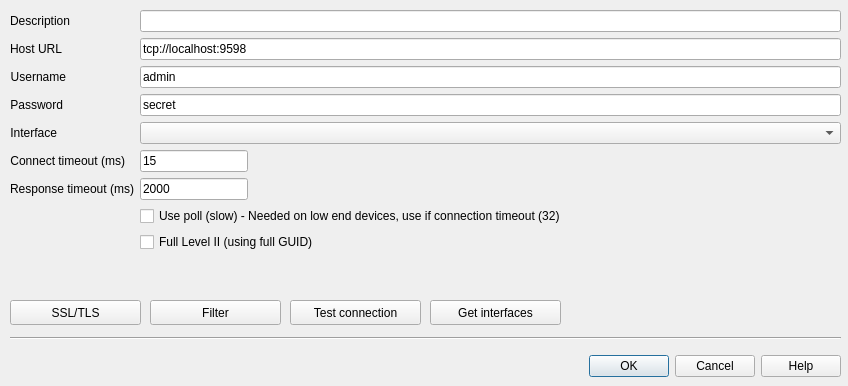
First picture: the form in src/cdlgconnsettingstcpip.ui, repository grodansparadis/vscp-works-qt, before the edit.
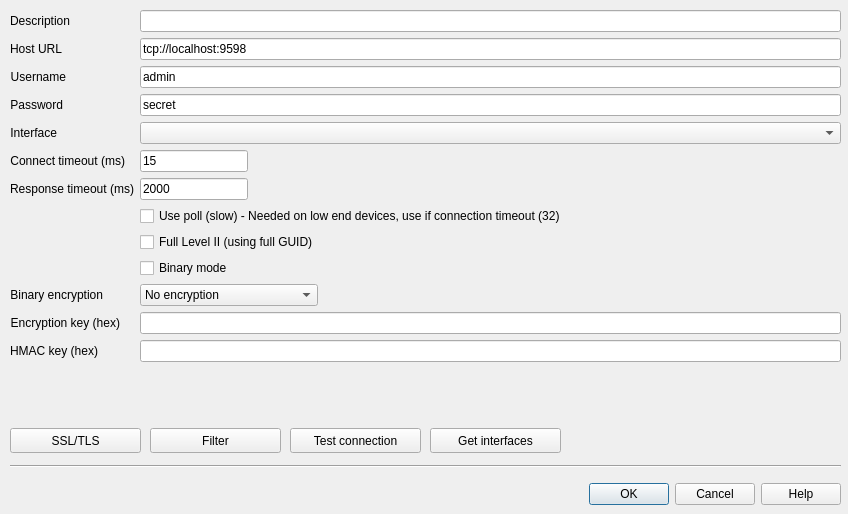
Second picture: the form after the edit. Icons and pictures are not drawn.

Commit message: Add binary mode, authenticated encryption and HMAC to connections

The edit to the form file:
```diff
--- a/src/cdlgconnsettingstcpip.ui
+++ b/src/cdlgconnsettingstcpip.ui
@@ -7,7 +7,7 @@
     <x>0</x>
     <y>0</y>
     <width>848</width>
-    <height>386</height>
+    <height>514</height>
    </rect>
   </property>
   <property name="baseSize">
@@ -27,7 +27,7 @@
    <property name="geometry">
     <rect>
      <x>10</x>
-     <y>350</y>
+     <y>478</y>
      <width>831</width>
      <height>32</height>
     </rect>
@@ -48,7 +48,7 @@
      <x>10</x>
      <y>10</y>
      <width>831</width>
-     <height>278</height>
+     <height>406</height>
     </rect>
    </property>
    <layout class="QFormLayout" name="formLayout">
@@ -242,13 +242,106 @@
       </property>
      </widget>
     </item>
+    <item row="9" column="1">
+     <widget class="QCheckBox" name="chkBinaryMode">
+      <property name="toolTip">
+       <string>&lt;html&gt;&lt;head/&gt;&lt;body&gt;&lt;p&gt;Use the binary protocol after login instead of the text protocol. The remote host must support binary mode. Needed for authenticated encryption.&lt;/p&gt;&lt;/body&gt;&lt;/html&gt;</string>
+      </property>
+      <property name="text">
+       <string>Binary mode</string>
+      </property>
+     </widget>
+    </item>
+    <item row="10" column="0">
+     <widget class="QLabel" name="labelBinaryEncryption">
+      <property name="text">
+       <string>Binary encryption</string>
+      </property>
+      <property name="alignment">
+       <set>Qt::AlignRight|Qt::AlignTrailing|Qt::AlignVCenter</set>
+      </property>
+     </widget>
+    </item>
+    <item row="10" column="1">
+     <widget class="QComboBox" name="comboBinaryEncryption">
+      <property name="sizePolicy">
+       <sizepolicy hsizetype="Fixed" vsizetype="Fixed">
+        <horstretch>0</horstretch>
+        <verstretch>0</verstretch>
+       </sizepolicy>
+      </property>
+      <property name="toolTip">
+       <string>&lt;html&gt;&lt;head/&gt;&lt;body&gt;&lt;p&gt;Authenticated encryption (AES + HMAC-SHA-256) of all binary frames. Frames that fail authentication close the connection. The remote host must use the same algorithm and keys.&lt;/p&gt;&lt;/body&gt;&lt;/html&gt;</string>
+      </property>
+      <item>
+       <property name="text">
+        <string>No encryption</string>
+       </property>
+      </item>
+      <item>
+       <property name="text">
+        <string>AES128 + HMAC-SHA-256</string>
+       </property>
+      </item>
+      <item>
+       <property name="text">
+        <string>AES192 + HMAC-SHA-256</string>
+       </property>
+      </item>
+      <item>
+       <property name="text">
+        <string>AES256 + HMAC-SHA-256</string>
+       </property>
+      </item>
+     </widget>
+    </item>
+    <item row="11" column="0">
+     <widget class="QLabel" name="labelBinaryKey">
+      <property name="text">
+       <string>Encryption key (hex)</string>
+      </property>
+      <property name="alignment">
+       <set>Qt::AlignRight|Qt::AlignTrailing|Qt::AlignVCenter</set>
+      </property>
+     </widget>
+    </item>
+    <item row="11" column="1">
+     <widget class="QLineEdit" name="editBinaryKey">
+      <property name="toolTip">
+       <string>&lt;html&gt;&lt;head/&gt;&lt;body&gt;&lt;p&gt;AES key as exactly 32, 48 or 64 hex characters for AES128, AES192 or AES256.&lt;/p&gt;&lt;/body&gt;&lt;/html&gt;</string>
+      </property>
+      <property name="echoMode">
+       <enum>QLineEdit::PasswordEchoOnEdit</enum>
+      </property>
+     </widget>
+    </item>
+    <item row="12" column="0">
+     <widget class="QLabel" name="labelBinaryHmacKey">
+      <property name="text">
+       <string>HMAC key (hex)</string>
+      </property>
+      <property name="alignment">
+       <set>Qt::AlignRight|Qt::AlignTrailing|Qt::AlignVCenter</set>
+      </property>
+     </widget>
+    </item>
+    <item row="12" column="1">
+     <widget class="QLineEdit" name="editBinaryHmacKey">
+      <property name="toolTip">
+       <string>&lt;html&gt;&lt;head/&gt;&lt;body&gt;&lt;p&gt;HMAC-SHA-256 key as exactly 64 hex characters (32 bytes). Must be different from the encryption key.&lt;/p&gt;&lt;/body&gt;&lt;/html&gt;</string>
+      </property>
+      <property name="echoMode">
+       <enum>QLineEdit::PasswordEchoOnEdit</enum>
+      </property>
+     </widget>
+    </item>
    </layout>
   </widget>
   <widget class="QPushButton" name="btnSetFilter">
    <property name="geometry">
     <rect>
      <x>150</x>
-     <y>300</y>
+     <y>428</y>
      <width>131</width>
      <height>25</height>
     </rect>
@@ -276,7 +369,7 @@
    <property name="geometry">
     <rect>
      <x>290</x>
-     <y>300</y>
+     <y>428</y>
      <width>131</width>
      <height>25</height>
     </rect>
@@ -292,7 +385,7 @@
    <property name="geometry">
     <rect>
      <x>430</x>
-     <y>300</y>
+     <y>428</y>
      <width>131</width>
      <height>25</height>
     </rect>
@@ -308,7 +401,7 @@
    <property name="geometry">
     <rect>
      <x>10</x>
-     <y>300</y>
+     <y>428</y>
      <width>131</width>
      <height>25</height>
     </rect>
@@ -336,7 +429,7 @@
    <property name="geometry">
     <rect>
      <x>10</x>
-     <y>330</y>
+     <y>458</y>
      <width>831</width>
      <height>16</height>
     </rect>
```
The commit also changes 13 other files.
